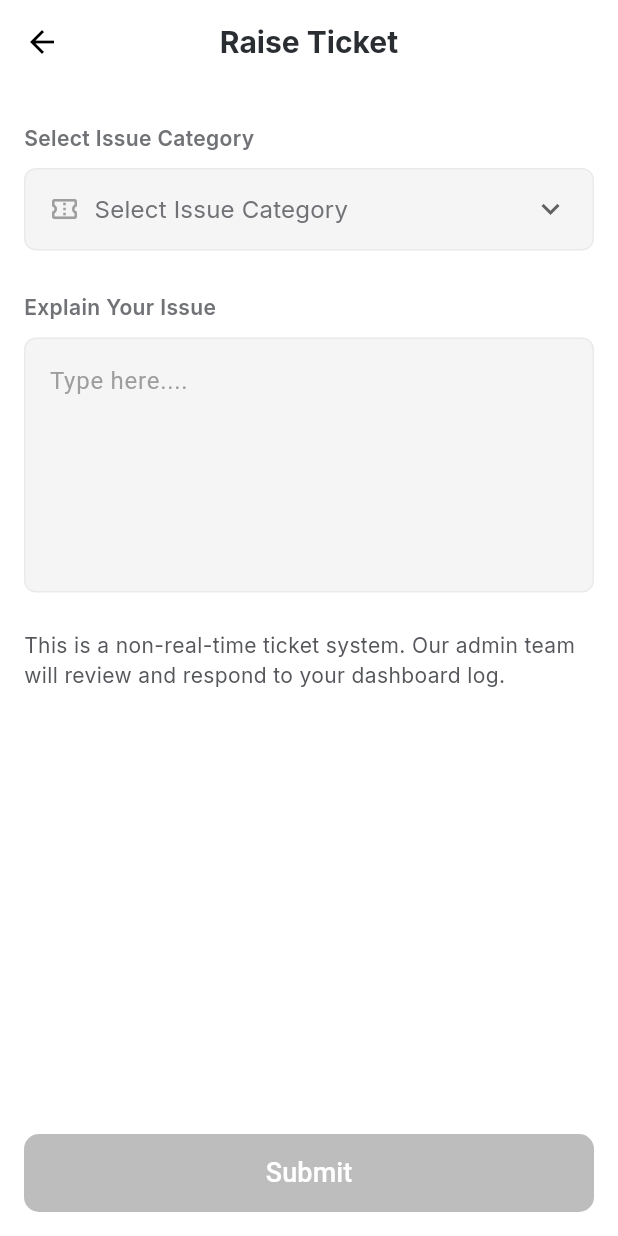
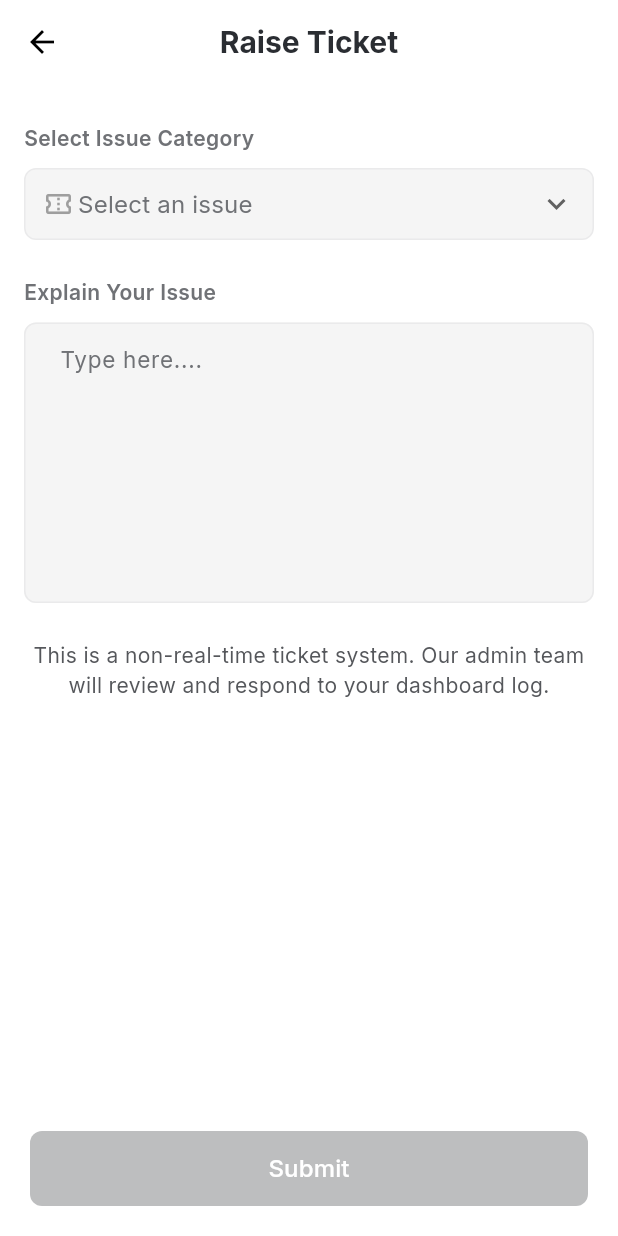
Before and after one commit to FlutterDevHipl/Jam-Rock-Destinations, a Flutter app: the RaiseTicketScreen screen opened directly, on a phone screen of 412 x 824 dp. Run offline on Flutter 3.47's test engine with Material 3 defaults, Android fonts, the phone set to English and light mode, and no system bars; drawn by our look-alikes of dropdown_button2; our stand-ins replace connectivity_plus, country_picker, device_info_plus, dotted_border, firebase_auth, firebase_core and 18 more; missing offline and left inert: phone_numbers_parser, syncfusion_flutter_pdfviewer; accounts and stored records are empty; project files that could hold a hidden picture were left out.

Commit message:
30 june 2026

```diff
--- a/lib/Common/setting/RaiseTicket.dart
+++ b/lib/Common/setting/RaiseTicket.dart
@@ -1,12 +1,13 @@
-import 'package:Jam_Rock_Destinations/Common/ProfileController/ProfileController.dart';import 'package:Jam_Rock_Destinations/Utils/app_colors.dart';
+import 'package:Jam_Rock_Destinations/Common/Controller/RaiseTickitController.dart';
+import 'package:Jam_Rock_Destinations/Common/ProfileController/ProfileController.dart';
+import 'package:Jam_Rock_Destinations/Utils/app_colors.dart';
 import 'package:Jam_Rock_Destinations/Utils/custom_widget.dart';
+import 'package:dropdown_button2/dropdown_button2.dart';
 import 'package:flutter/material.dart';
-import 'package:flutter_svg/flutter_svg.dart';
 import 'package:get/get.dart';
 import 'package:get/get_core/src/get_main.dart';
 import 'package:get/get_instance/src/extension_instance.dart';
-
-import '../../../Utils/app_images.dart';
+import 'package:google_fonts/google_fonts.dart';
 
 class RaiseTicketScreen extends StatefulWidget {
   const RaiseTicketScreen({super.key});
@@ -17,25 +18,13 @@ class RaiseTicketScreen extends StatefulWidget {
 
 class _RaiseTicketScreenState extends State<RaiseTicketScreen> {
   final ProfileController controller = Get.put(ProfileController());
+  final RaiseTickitcontroller raiseTickitcontroller =
+      Get.put(RaiseTickitcontroller());
+
   @override
   void initState() {
     super.initState();
-    WidgetsBinding.instance.addPostFrameCallback((_) {
-      // controller.getFAQ();
-    });
   }
-
-  String? selectedIssue;
-
-  final List<String> issues = [
-    "Payment Issue",
-    "Booking Issue",
-    "Driver Issue",
-    "App Issue",
-    "Other",
-  ];
-
-  final TextEditingController issueController = TextEditingController();
 
   @override
   Widget build(BuildContext context) {
@@ -58,12 +47,35 @@ class _RaiseTicketScreenState extends State<RaiseTicketScreen> {
             fontWeight: FontWeight.w700,
             fontSize: 20),
       ),
+      bottomNavigationBar: SafeArea(
+        child: Padding(
+            padding: const EdgeInsets.all(20),
+            child: Obx(
+              () {
+                return CustomWidget().buildMaterialBtn(
+                  color: raiseTickitcontroller.isFormValid.value
+                      ? AppColors.green500
+                      : AppColors.black100,
+                  // isSaveEnabled ? AppColors.green500 : AppColors.black100,
+                  radius: 8,
+                  height: 50,
+                  minWidth: double.maxFinite,
+                  textColor: Colors.white,
+                  text: raiseTickitcontroller.isLoading.value
+                      ? "Loading..."
+                      : "Submit",
+                  onPressed: () {
+                    raiseTickitcontroller.isFormValid.value
+                        ? raiseTickitcontroller.raiseTickit()
+                        : null;
+                  },
+                );
+              },
+            )),
+      ),
       body: SafeArea(
         child: Obx(
-          () => controller.isLoading.value
-              ? Center(
-                  child: CircularProgressIndicator(color: AppColors.green500))
-              : Padding(
+          () => Padding(
             padding: const EdgeInsets.all(16),
             child: Column(
               children: [
@@ -86,10 +98,10 @@ class _RaiseTicketScreenState extends State<RaiseTicketScreen> {
                         const SizedBox(height: 10),
 
                         /// Dropdown
+
                         Container(
-                                height: 55,
-                                padding:
-                                    const EdgeInsets.symmetric(horizontal: 16),
+                          height: 48,
+                          padding: const EdgeInsets.symmetric(horizontal: 12),
                           decoration: BoxDecoration(
                             color: AppColors.offWhite,
                             borderRadius: BorderRadius.circular(8),
@@ -97,47 +109,82 @@ class _RaiseTicketScreenState extends State<RaiseTicketScreen> {
                               color: AppColors.black50,
                             ),
                           ),
-                                child: DropdownButtonHideUnderline(
-                                  child: DropdownButton<String>(
-                                    value: selectedIssue,
-                                    hint: Row(
+                          child: Row(
                             children: [
                               Icon(
                                 Icons.confirmation_number_outlined,
                                 size: 20,
                                 color: Colors.grey,
                               ),
-                                        SizedBox(width: 10),
-                                        CustomWidget().buildTextWidget(
-                                            title: "Select Issue Category",
+                              widthSpace3,
+                              Expanded(
+                                child: DropdownButtonHideUnderline(
+                                  child: DropdownButton2<String>(
+                                    value: raiseTickitcontroller
+                                        .selectedIssue.value,
+                                    isExpanded: true,
+                                    hint: CustomWidget().buildTextWidget(
+                                        title: "Select an issue",
                                         textColor: AppColors.black200,
                                         fontWeight: FontWeight.w400,
                                         fontSize: 16),
-                                      ],
+                                    items: raiseTickitcontroller.issues
+                                        .map((item) {
+                                      return DropdownMenuItem<String>(
+                                        value: item,
+                                        child: Text(
+                                          item,
+                                          overflow: TextOverflow.ellipsis,
+                                          style: GoogleFonts.inter(
+                                            fontSize: 14,
+                                            color: Colors.black,
                                           ),
-                                    isExpanded: true,
-                                    icon: const Icon(
-                                      Icons.keyboard_arrow_down,
                                         ),
-                                    items: issues.map((item) {
-                                      return DropdownMenuItem(
-                                        value: item,
-                                        child: Text(item),
                                       );
                                     }).toList(),
                                     onChanged: (value) {
-                                      setState(() {
-                                        selectedIssue = value;
-                                      });
+                                      raiseTickitcontroller
+                                          .selectedIssue.value = value!;
                                     },
+                                    buttonStyleData: const ButtonStyleData(
+                                      height: 48,
+                                      padding: EdgeInsets.zero,
+                                    ),
+                                    iconStyleData: const IconStyleData(
+                                      icon: Icon(Icons.keyboard_arrow_down),
+                                      iconSize: 24,
+                                    ),
+                                    menuItemStyleData: const MenuItemStyleData(
+                                      padding:
+                                          EdgeInsets.symmetric(horizontal: 16),
+                                    ),
+                                    dropdownStyleData: DropdownStyleData(
+                                      decoration: BoxDecoration(
+                                          color: Colors.white,
+                                          borderRadius:
+                                              BorderRadius.circular(12),
+                                          border: Border.all(
+                                              color: AppColors.black50,
+                                              width: 1)),
+                                      elevation: 4,
+
+                                      // Opens below the dropdown
+                                      offset: const Offset(-35, 0),
+                                      width: Get.width - 35,
+                                      // Prevent clipping in bottom sheet
+                                      isOverButton: false,
                                     ),
                                   ),
                                 ),
+                              ),
+                            ],
+                          ),
+                        ),
 
-                              const SizedBox(height: 28),
+                        heightSpace25,
 
                         /// Explain Issue
-                              ///
+
                         CustomWidget().buildTextWidget(
                             title: "Explain Your Issue",
                             textColor: AppColors.black300,
@@ -147,71 +194,25 @@ class _RaiseTicketScreenState extends State<RaiseTicketScreen> {
                         const SizedBox(height: 10),
 
                         /// Description Field
-                              Container(
-                                height: 170,
-                                decoration: BoxDecoration(
+                        CustomWidget().buildTextFormField(
+                            filled: true,
                             color: AppColors.offWhite,
-                                  borderRadius: BorderRadius.circular(8),
-                                  border: Border.all(
-                                    color: AppColors.black50,
-                                  ),
-                                ),
-                                child: TextFormField(
-                                  controller: issueController,
-                                  maxLines: null,
-                                  expands: true,
-                                  textAlignVertical: TextAlignVertical.top,
-                                  cursorColor: AppColors.green500,
-                                  decoration: const InputDecoration(
+                            darkMode: false,
+                            controller: raiseTickitcontroller.issueController,
                             hintText: "Type here....",
-                                    hintStyle: TextStyle(
-                                      color: Colors.grey,
-                                    ),
-                                    border: InputBorder.none,
-                                    contentPadding: EdgeInsets.all(16),
-                                  ),
-                                ),
-                              ),
+                            maxLines: 7,
+                            radius: 8),
 
                         const SizedBox(height: 25),
 
                         /// Info Text
-                              Center(
-                                child: CustomWidget().buildTextWidget(
-                                    title:
-                                        "This is a non-real-time ticket system. "
-                                        "Our admin team will review and respond "
-                                        "to your dashboard log.",
+                        CustomWidget().buildTextWidget(
+                            title: "This is a non-real-time ticket system. Our admin team will review and respond to your dashboard log.",
                             textColor: AppColors.black400,
+                            textAlign: TextAlign.center,
                             fontWeight: FontWeight.w400,
                             fontSize: 14),
-                              ),
                       ],
-                          ),
-                        ),
-                      ),
-
-                      /// Submit Button
-                      SizedBox(
-                        width: double.infinity,
-                        height: 52,
-                        child: ElevatedButton(
-                          onPressed: () {
-                            // Submit Logic
-                          },
-                          style: ElevatedButton.styleFrom(
-                            backgroundColor: Colors.grey.shade400,
-                            elevation: 0,
-                            shape: RoundedRectangleBorder(
-                              borderRadius: BorderRadius.circular(10),
-                            ),
-                          ),
-                          child: const Text(
-                            "Submit",
-                            style: TextStyle(
-                              color: Colors.white,
-                              fontSize: 18,
-                            ),
                     ),
                   ),
                 ),
--- a/lib/Services/api_provider.dart
+++ b/lib/Services/api_provider.dart
@@ -213,6 +213,7 @@ class ApiProvider {
       return Future.error('Network Problem');
     }
   }
+
   Future<dynamic> getRequestWithBody({
     required String apiUrl,
     required Map<String, dynamic> body,
@@ -261,6 +262,7 @@ class ApiProvider {
       return Future.error(e.toString());
     }
   }
+
   Future<dynamic> PostRequestProfile({
     required String apiUrl,
     required Map<String, dynamic> fields,
@@ -309,6 +311,7 @@ class ApiProvider {
       print("ERROR => $e");
     }
   }
+
   Future<dynamic> putRequestProfile(
       {required apiUrl,
       required Map<String, dynamic> fields,
@@ -379,6 +382,7 @@ class ApiProvider {
       log("catch ${e.toString()}");
     }
   }
+
   Future<dynamic> putRequestProfileWithDocuments({
     required String apiUrl,
     required Map<String, dynamic> fields,
@@ -450,6 +454,7 @@ class ApiProvider {
       log("catch ${e.toString()}");
     }
   }
+
   Future<dynamic> putRequestProfileWithDocuments2({
     required String apiUrl,
     required Map<String, dynamic> fields,
@@ -505,6 +510,7 @@ class ApiProvider {
       log(e.toString());
     }
   }
+
   void handleSessionExpire() {
     userBox.clear();
     CustomWidget().showCustomToast(
--- a/lib/Utils/api_url.dart
+++ b/lib/Utils/api_url.dart
@@ -1,10 +1,9 @@
 class AppConstants {
-   // static const String BASE_URL = 'http://46.225.130.234:5000/api/';
+  // static const String BASE_URL = 'http://46.225.130.234:5000/api/';
   static const String BASE_URL = 'https://rich-jamrok.hipl-staging3.com/api';
   // static const String imageBaseUrl= 'http://46.225.130.234:5001/api/';
 
 //****************************  Auth Sign Up ************************ */
-
 
   static const String registerCustomer = "${BASE_URL}/auth/register";
   static const String sendEmailOTP = "${BASE_URL}/email/send-otp";
@@ -14,8 +13,14 @@ class AppConstants {
   static const String register = "${BASE_URL}/auth/register";
   static const String login = "${BASE_URL}/auth/login";
   static const String forgotPasswordStep1 = "${BASE_URL}/auth/forgot-password";
-  static const String forgotPasswordStep2 = "${BASE_URL}/auth/password/verify-otp";
-  static const String forgotPasswordStep3 = "${BASE_URL}/auth/password/reset-password";
+  static const String forgotPasswordStep2 =
+      "${BASE_URL}/auth/password/verify-otp";
+  static const String forgotPasswordStep3 =
+      "${BASE_URL}/auth/password/reset-password";
+
+//****************************  Destination ************************ */
+  static const String getDestination =
+      "${BASE_URL}/destination/get-destination";
 
   //*************************** Profile Section ************************ */
   static const String getProfile = "${BASE_URL}/profile";
@@ -25,13 +30,13 @@ class AppConstants {
   static const String deleteAccount = "${BASE_URL}/profile/destroy";
   static const String getVehicles = "${BASE_URL}/common/get-vehicles";
   static const String editProfile = "${BASE_URL}/profile";
-
+  static const String createTickit = "${BASE_URL}/ticket/create-ticket";
 
   //*************************** KYC ************************************** */
   static const String getKYCDoc = "${BASE_URL}/driver/get-kyc-documents";
   static const String uploadKYCDoc = "${BASE_URL}/driver/update-kyc-documents";
-  static const String getVehicleDetails = "${BASE_URL}/driver/get-vehicle-details";
-  static const String updateVehicleDetails = "${BASE_URL}/driver/update-vehicle-details";
-
-
+  static const String getVehicleDetails =
+      "${BASE_URL}/driver/get-vehicle-details";
+  static const String updateVehicleDetails =
+      "${BASE_URL}/driver/update-vehicle-details";
 }
--- a/lib/Utils/app_images.dart
+++ b/lib/Utils/app_images.dart
@@ -52,8 +52,10 @@ class Images {
    // static const String dottedLine = "assets/images/dottedLine.png";
    static const String rideHistoryEmpty = "assets/images/ride_history_empty.png";
    static const String carImage = "assets/images/carImage.png";
+   static const String destinationImagePNG = "assets/images/destinationImage.png";
   //  static const String rideHistoryEmpty = "assets/images/ride_history_empty.svg";
-
+  static const String rejectedProfileReview = "assets/image/rejectedProfileReview.png";
+  static const String destinationImage = "assets/image/destinationImage.svg";
   static const String googleLogo = "assets/image/googleLogo.svg";
   static const String kycDoc = "assets/image/kycDoc.svg";
   static const String messageIcon = "assets/image/MessageIcon.svg";
```
Also changed, not shown: lib/Common/Controller/LocationController.dart (+37 -0 lines), lib/Common/setting/setting.dart (+7 -4 lines), lib/Customer/home/DestinationScreen.dart (+68 -19 lines). Lines whose indentation alone changed are shown as unchanged.
